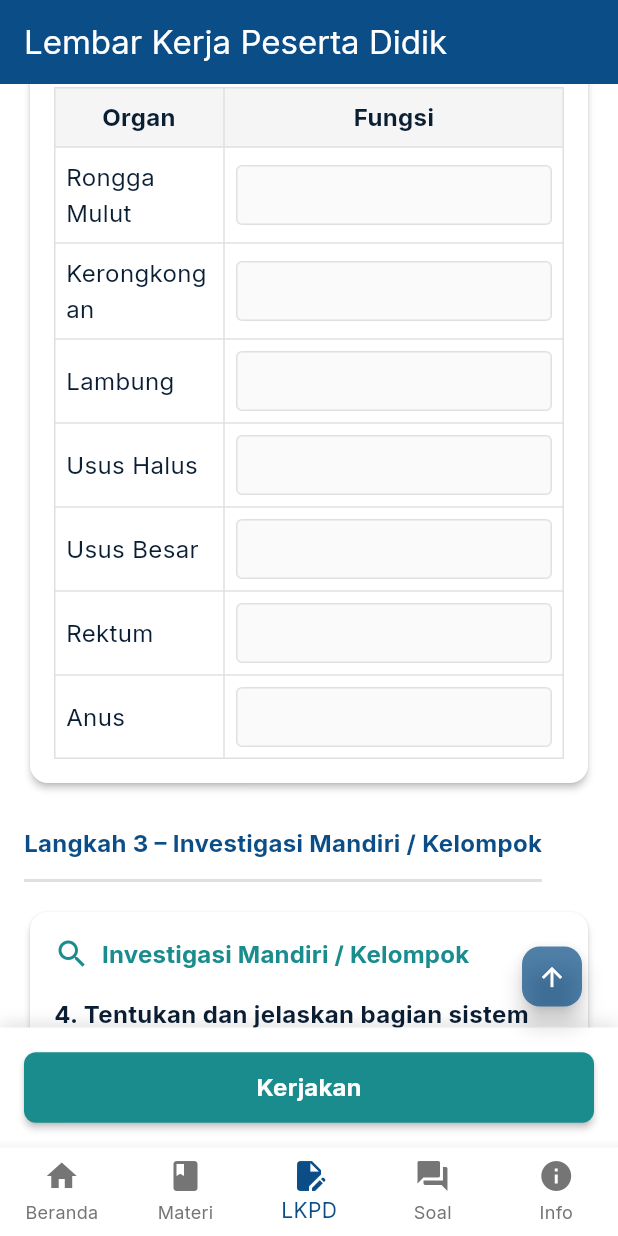
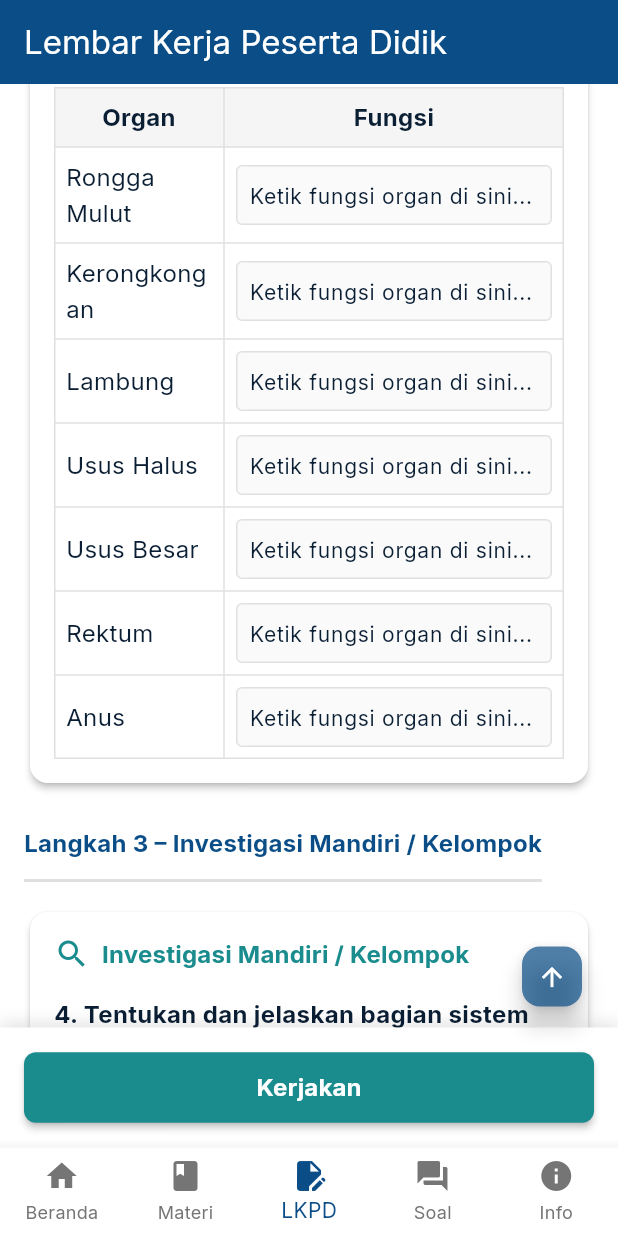
Before and after one commit to Baguspanji/educational-flutter, a Flutter app: the screen it shows after launch, item 3 of the bottom bar chosen, scrolled down 3456 dp, on a phone screen of 412 x 824 dp. Run offline on Flutter 3.47's test engine with Material 3 defaults, Android fonts, the phone set to English and light mode, and no system bars; our stand-ins replace cached_network_image, chewie, google_fonts, video_player, youtube_player_flutter; missing offline and left inert: flutter_inappwebview; network calls fail.

Commit message:
feat: add text controllers for organ functions and implement input handling in LkpdScreen

```diff
--- a/lib/screens/lkpd_screen.dart
+++ b/lib/screens/lkpd_screen.dart
@@ -49,6 +49,22 @@ class _LkpdScreenState extends State<LkpdScreen> {
       TextEditingController();
   final TextEditingController _organOrderAnusController =
       TextEditingController();
+
+  // Text controllers for organ functions
+  final TextEditingController _organFunctionRonggaMulutController =
+      TextEditingController();
+  final TextEditingController _organFunctionKerongkonganController =
+      TextEditingController();
+  final TextEditingController _organFunctionLambungController =
+      TextEditingController();
+  final TextEditingController _organFunctionUsusHalusController =
+      TextEditingController();
+  final TextEditingController _organFunctionUsusBesarController =
+      TextEditingController();
+  final TextEditingController _organFunctionRektumController =
+      TextEditingController();
+  final TextEditingController _organFunctionAnusController =
+      TextEditingController();
   @override
   void initState() {
     super.initState();
@@ -93,6 +109,15 @@ class _LkpdScreenState extends State<LkpdScreen> {
     _organOrderKerongkonganController.dispose();
     _organOrderUsusBesarController.dispose();
     _organOrderAnusController.dispose();
+
+    // Dispose organ function controllers
+    _organFunctionRonggaMulutController.dispose();
+    _organFunctionKerongkonganController.dispose();
+    _organFunctionLambungController.dispose();
+    _organFunctionUsusHalusController.dispose();
+    _organFunctionUsusBesarController.dispose();
+    _organFunctionRektumController.dispose();
+    _organFunctionAnusController.dispose();
 
     super.dispose();
   }
@@ -519,20 +544,64 @@ class _LkpdScreenState extends State<LkpdScreen> {
     );
   }
 
+  // Helper method to build function input text field
+  Widget _buildFunctionInput(TextEditingController controller) {
+    return Container(
+      height: 40,
+      decoration: BoxDecoration(
+        color: Colors.grey.shade50,
+        borderRadius: BorderRadius.circular(4),
+        border: Border.all(color: Colors.grey.shade300),
+      ),
+      child: TextField(
+        controller: controller,
+        style: const TextStyle(fontSize: 14),
+        maxLines: 2,
+        decoration: const InputDecoration(
+          hintText: 'Ketik fungsi organ di sini...',
+          border: InputBorder.none,
+          contentPadding: EdgeInsets.symmetric(horizontal: 8, vertical: 4),
+        ),
+      ),
+    );
+  }
+
   TableRow _buildFunctionRow(String organName) {
+    // Select the appropriate controller based on organName
+    TextEditingController controller;
+    switch (organName) {
+      case 'Rongga Mulut':
+        controller = _organFunctionRonggaMulutController;
+        break;
+      case 'Kerongkongan':
+        controller = _organFunctionKerongkonganController;
+        break;
+      case 'Lambung':
+        controller = _organFunctionLambungController;
+        break;
+      case 'Usus Halus':
+        controller = _organFunctionUsusHalusController;
+        break;
+      case 'Usus Besar':
+        controller = _organFunctionUsusBesarController;
+        break;
+      case 'Rektum':
+        controller = _organFunctionRektumController;
+        break;
+      case 'Anus':
+        controller = _organFunctionAnusController;
+        break;
+      default:
+        controller = TextEditingController();
+        break;
+    }
+
     return TableRow(
       children: [
         _buildTableCell(organName),
         Padding(
           padding: const EdgeInsets.all(8.0),
-          child: Container(
-            height: 40,
-            decoration: BoxDecoration(
-              color: Colors.grey.shade50,
-              borderRadius: BorderRadius.circular(4),
-              border: Border.all(color: Colors.grey.shade300),
-            ),
-          ),
+          child: _buildFunctionInput(controller),
         ),
       ],
     );
```
